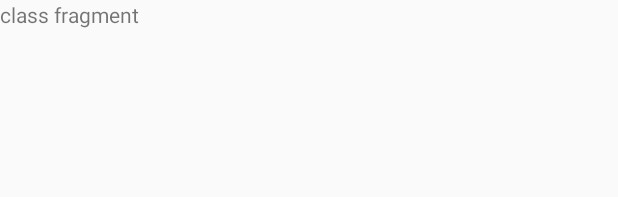
After one commit to shikhar88/attendance, an Android app: the layout fragment_class.xml on its own in the app's theme, with its tools: preview values and no code run, on a phone screen of 412 x 824 dp. The commit adds this screen. Shown: the top 197 px of the screen. Run offline under Robolectric (Android 15) with nearby library versions, the phone set to English and light mode, and no system bars.

Commit message:
New fragment class added

```diff
--- /dev/null
+++ b/app/src/main/res/layout/fragment_class.xml
@@ -0,0 +1,13 @@
+<FrameLayout xmlns:android="http://schemas.android.com/apk/res/android"
+    xmlns:tools="http://schemas.android.com/tools"
+    android:layout_width="match_parent"
+    android:layout_height="match_parent"
+    tools:context="com.example.easyattendance.attendance.ClassFragment">
+
+    <!-- TODO: Update blank fragment layout -->
+    <TextView
+        android:layout_width="match_parent"
+        android:layout_height="match_parent"
+        android:text="class fragment" />
+
+</FrameLayout>
```
Also changed, not shown: app/src/main/java/com/example/easyattendance/attendance/ClassFragment.java (added, +38 -0 lines), app/src/main/java/com/example/easyattendance/attendance/CreateclassFragment.java (+10 -3 lines).
